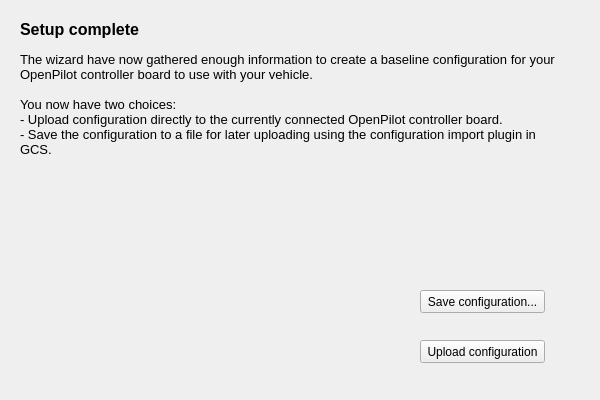
Qt form ground/openpilotgcs/src/plugins/setupwizard/pages/endpage.ui (openpilot/OpenPilot) before a commit.
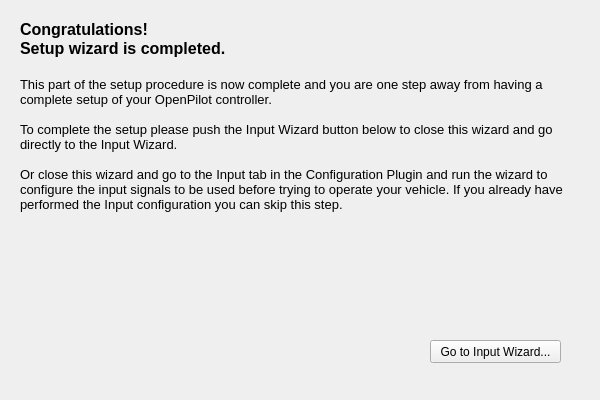
The same form after that commit.

Commit message: Added some more wizard pages. The basic structure for multirotors is in place.

Patch:
```diff
--- a/ground/openpilotgcs/src/plugins/setupwizard/pages/endpage.ui
+++ b/ground/openpilotgcs/src/plugins/setupwizard/pages/endpage.ui
@@ -25,7 +25,7 @@
      <x>20</x>
      <y>20</y>
      <width>550</width>
-     <height>141</height>
+     <height>281</height>
     </rect>
    </property>
    <property name="text">
@@ -33,13 +33,15 @@
 &lt;html&gt;&lt;head&gt;&lt;meta name=&quot;qrichtext&quot; content=&quot;1&quot; /&gt;&lt;style type=&quot;text/css&quot;&gt;
 p, li { white-space: pre-wrap; }
 &lt;/style&gt;&lt;/head&gt;&lt;body style=&quot; font-family:'MS Shell Dlg 2'; font-size:8.25pt; font-weight:400; font-style:normal;&quot;&gt;
-&lt;p style=&quot; margin-top:0px; margin-bottom:0px; margin-left:0px; margin-right:0px; -qt-block-indent:0; text-indent:0px;&quot;&gt;&lt;span style=&quot; font-size:12pt; font-weight:600;&quot;&gt;Setup complete&lt;/span&gt;&lt;/p&gt;
-&lt;p style=&quot;-qt-paragraph-type:empty; margin-top:0px; margin-bottom:0px; margin-left:0px; margin-right:0px; -qt-block-indent:0; text-indent:0px; font-size:8pt;&quot;&gt;&lt;/p&gt;
-&lt;p style=&quot; margin-top:0px; margin-bottom:0px; margin-left:0px; margin-right:0px; -qt-block-indent:0; text-indent:0px;&quot;&gt;&lt;span style=&quot; font-size:10pt;&quot;&gt;The wizard have now gathered enough information to create a baseline configuration for your OpenPilot controller board to use with your vehicle.&lt;/span&gt;&lt;/p&gt;
+&lt;p style=&quot; margin-top:0px; margin-bottom:0px; margin-left:0px; margin-right:0px; -qt-block-indent:0; text-indent:0px;&quot;&gt;&lt;span style=&quot; font-size:12pt; font-weight:600;&quot;&gt;Congratulations!&lt;/span&gt;&lt;/p&gt;
+&lt;p style=&quot; margin-top:0px; margin-bottom:0px; margin-left:0px; margin-right:0px; -qt-block-indent:0; text-indent:0px;&quot;&gt;&lt;span style=&quot; font-size:12pt; font-weight:600;&quot;&gt;Setup wizard is completed.&lt;/span&gt;&lt;/p&gt;
+&lt;p style=&quot;-qt-paragraph-type:empty; margin-top:0px; margin-bottom:0px; margin-left:0px; margin-right:0px; -qt-block-indent:0; text-indent:0px; font-size:12pt; font-weight:600;&quot;&gt;&lt;/p&gt;
+&lt;p style=&quot; margin-top:0px; margin-bottom:0px; margin-left:0px; margin-right:0px; -qt-block-indent:0; text-indent:0px;&quot;&gt;&lt;span style=&quot; font-size:10pt;&quot;&gt;This part of the setup procedure is now complete and you are one step away from having a complete setup of your OpenPilot controller.&lt;/span&gt;&lt;/p&gt;
 &lt;p style=&quot;-qt-paragraph-type:empty; margin-top:0px; margin-bottom:0px; margin-left:0px; margin-right:0px; -qt-block-indent:0; text-indent:0px; font-size:10pt;&quot;&gt;&lt;/p&gt;
-&lt;p style=&quot; margin-top:0px; margin-bottom:0px; margin-left:0px; margin-right:0px; -qt-block-indent:0; text-indent:0px;&quot;&gt;&lt;span style=&quot; font-size:10pt;&quot;&gt;You now have two choices:&lt;/span&gt;&lt;/p&gt;
-&lt;p style=&quot; margin-top:0px; margin-bottom:0px; margin-left:0px; margin-right:0px; -qt-block-indent:0; text-indent:0px;&quot;&gt;&lt;span style=&quot; font-size:10pt;&quot;&gt;- Upload configuration directly to the currently connected OpenPilot controller board.&lt;/span&gt;&lt;/p&gt;
-&lt;p style=&quot; margin-top:0px; margin-bottom:0px; margin-left:0px; margin-right:0px; -qt-block-indent:0; text-indent:0px;&quot;&gt;&lt;span style=&quot; font-size:10pt;&quot;&gt;- Save the configuration to a file for later uploading using the configuration import plugin in GCS.&lt;/span&gt;&lt;/p&gt;&lt;/body&gt;&lt;/html&gt;</string>
+&lt;p style=&quot; margin-top:0px; margin-bottom:0px; margin-left:0px; margin-right:0px; -qt-block-indent:0; text-indent:0px;&quot;&gt;&lt;span style=&quot; font-size:10pt;&quot;&gt;To complete the setup please push the Input Wizard button below to close this wizard and go directly to the Input Wizard.&lt;/span&gt;&lt;/p&gt;
+&lt;p style=&quot;-qt-paragraph-type:empty; margin-top:0px; margin-bottom:0px; margin-left:0px; margin-right:0px; -qt-block-indent:0; text-indent:0px; font-size:10pt;&quot;&gt;&lt;/p&gt;
+&lt;p style=&quot; margin-top:0px; margin-bottom:0px; margin-left:0px; margin-right:0px; -qt-block-indent:0; text-indent:0px;&quot;&gt;&lt;span style=&quot; font-size:10pt;&quot;&gt;Or close this wizard and go to the Input tab in the Configuration Plugin and run the wizard to configure the input signals to be used before trying to operate your vehicle. If you already have performed the Input configuration you can skip this step. &lt;/span&gt;&lt;/p&gt;
+&lt;p style=&quot;-qt-paragraph-type:empty; margin-top:0px; margin-bottom:0px; margin-left:0px; margin-right:0px; -qt-block-indent:0; text-indent:0px; font-size:10pt;&quot;&gt;&lt;/p&gt;&lt;/body&gt;&lt;/html&gt;</string>
    </property>
    <property name="alignment">
     <set>Qt::AlignLeading|Qt::AlignLeft|Qt::AlignTop</set>
@@ -51,27 +53,14 @@
   <widget class="QPushButton" name="saveButton">
    <property name="geometry">
     <rect>
-     <x>420</x>
-     <y>290</y>
-     <width>125</width>
-     <height>23</height>
-    </rect>
-   </property>
-   <property name="text">
-    <string>Save configuration...</string>
-   </property>
-  </widget>
-  <widget class="QPushButton" name="uploadButton">
-   <property name="geometry">
-    <rect>
-     <x>420</x>
+     <x>430</x>
      <y>340</y>
-     <width>125</width>
+     <width>131</width>
      <height>23</height>
     </rect>
    </property>
    <property name="text">
-    <string>Upload configuration</string>
+    <string>Go to Input Wizard...</string>
    </property>
   </widget>
  </widget>
```
Left out of the diff: 2 changed lines with no effect on the pictures. The commit also changes 19 other files.
